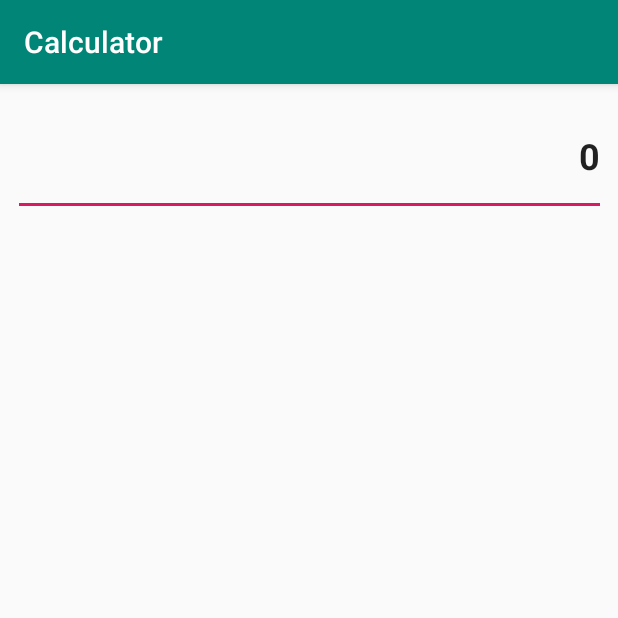
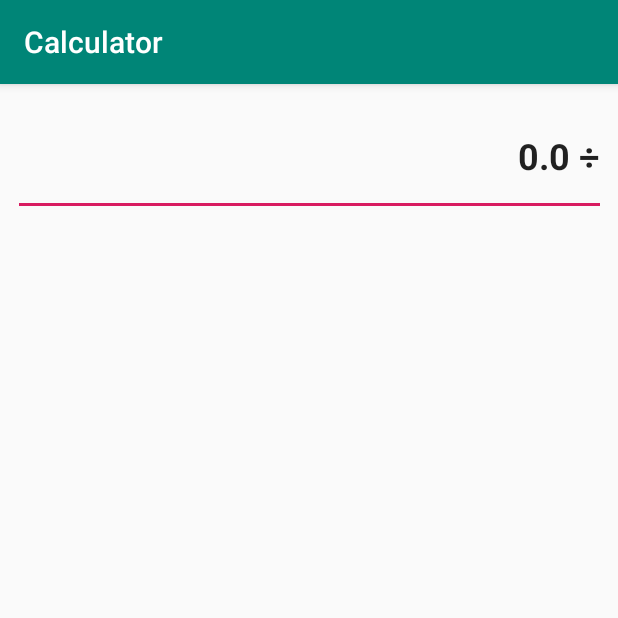
Before and after one commit to ShaneCunn/calculatorAndroidNew, an Android app: the screen it shows after launch (MainActivity), after a tap on an icon or button, on a phone screen of 412 x 824 dp, the top half of it. Run offline under Robolectric (Android 15) with nearby library versions, the phone set to English and light mode, and no system bars; 3 other taps on this screen came first.

Commit message:
fixed for zero on expression results

```diff
--- a/app/src/main/java/com/example/calculator/MainActivity.java
+++ b/app/src/main/java/com/example/calculator/MainActivity.java
@@ -3,6 +3,7 @@ package com.example.calculator;
 import android.content.Intent;
 import android.support.v7.app.AppCompatActivity;
 import android.os.Bundle;
+import android.text.TextUtils;
 import android.view.View;
 import android.widget.Button;
 import android.widget.EditText;
@@ -11,12 +12,12 @@ import com.construction.calculator.ScienceActivity;
 
 public class MainActivity extends AppCompatActivity {
     Button button1, button2, button3, button4, button5, button6, button7, button8, button9, button0, buttonDot, buttonClear, buttonPlus, buttonMinus, buttonDivide, buttonMulti, buttonEqual, buttonPercent, buttonDelete, buttonScience;
-    EditText editTextDisplay;
+    EditText editTextDisplay, editTextExpression;
 
-    boolean hasDecimal, add, minus, divide, multi;
+    boolean hasDecimal;
 
     double valueOne = 0.0, valueTwo = 0.0, result = 0.0, data = 0.0;
-    String operator = null;
+    String operator = null, expression;
 
     public void startScience() {
 
@@ -126,6 +127,19 @@ public class MainActivity extends AppCompatActivity {
                 valueOne = Double.parseDouble(String.valueOf(editTextDisplay.getText()));
                 operator = "add";
                 editTextDisplay.setText(null);
+
+                expression = String.valueOf(editTextExpression.getText());
+            /*    if (expression == "0") {
+                    expression = "";
+                }*/
+                if (TextUtils.isEmpty(expression)) {
+                    editTextExpression.append(valueOne + " +");
+
+                } else {
+
+                    editTextExpression.append(" " + valueOne + " +");
+
+                }
                 hasDecimal = false;
             }
         });
@@ -136,6 +150,7 @@ public class MainActivity extends AppCompatActivity {
                 valueOne = Double.parseDouble(String.valueOf(editTextDisplay.getText()));
                 operator = "minus";
                 editTextDisplay.setText(null);
+                editTextExpression.setText(valueOne + " -");
                 hasDecimal = false;
             }
         });
@@ -145,6 +160,7 @@ public class MainActivity extends AppCompatActivity {
                 valueOne = Double.parseDouble(String.valueOf(editTextDisplay.getText()));
                 operator = "multi";
                 editTextDisplay.setText(null);
+                editTextExpression.setText(valueOne + " x");
                 hasDecimal = false;
             }
         });
@@ -154,6 +170,7 @@ public class MainActivity extends AppCompatActivity {
                 valueOne = Double.parseDouble(String.valueOf(editTextDisplay.getText()));
                 operator = "divide";
                 editTextDisplay.setText(null);
+                editTextExpression.setText(valueOne + " \u00F7");
                 hasDecimal = false;
             }
         });
@@ -190,6 +207,7 @@ public class MainActivity extends AppCompatActivity {
             @Override
             public void onClick(View v) {
                 editTextDisplay.setText("0");
+                editTextExpression.setText("");
                 hasDecimal = false;
             }
         });
@@ -210,7 +228,6 @@ public class MainActivity extends AppCompatActivity {
                 if (result.length() > 0) {
                     editTextDisplay.setText(result.substring(0, result.length() - 1));
                     if (result.isEmpty()) {
-
                         result = "0";
                         editTextDisplay.setText("0");
                     }
@@ -252,6 +269,7 @@ public class MainActivity extends AppCompatActivity {
         buttonPercent = (Button) findViewById(R.id.buttonPercent);
         buttonDelete = (Button) findViewById(R.id.buttonDel);
         editTextDisplay = (EditText) findViewById(R.id.displayTV);
+        editTextExpression = (EditText) findViewById(R.id.TVExpression);
     }
 
     private double getParseDouble(String s) {
@@ -261,4 +279,7 @@ public class MainActivity extends AppCompatActivity {
             return Double.parseDouble(s);
     }
 
+
+    /*public static void appendOnExpresstion(string:String, canClear:Boolean) {
+    }*/
 }
--- a/app/src/main/res/layout/activity_main.xml
+++ b/app/src/main/res/layout/activity_main.xml
@@ -16,7 +16,7 @@
         android:layout_marginEnd="8dp"
         android:clickable="true"
         android:editable="false"
-        android:text="@string/defaultTextvalue"
+        android:text=""
         android:textAlignment="textEnd"
         android:textSize="24sp"
         android:textStyle="bold"
```
